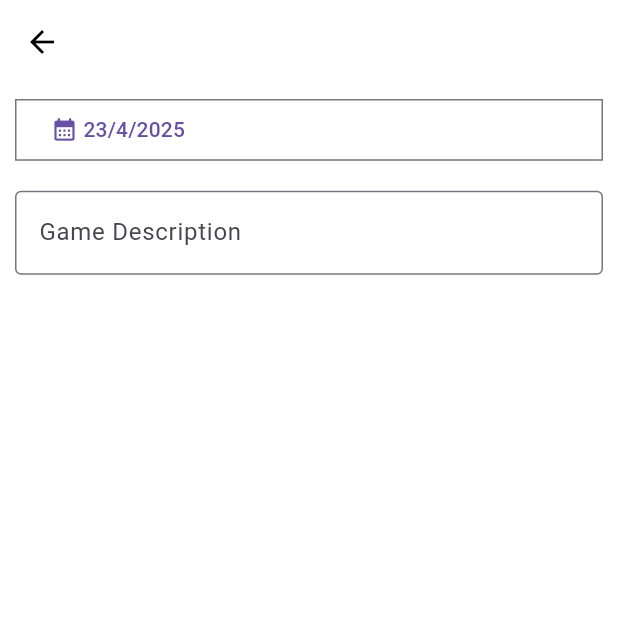
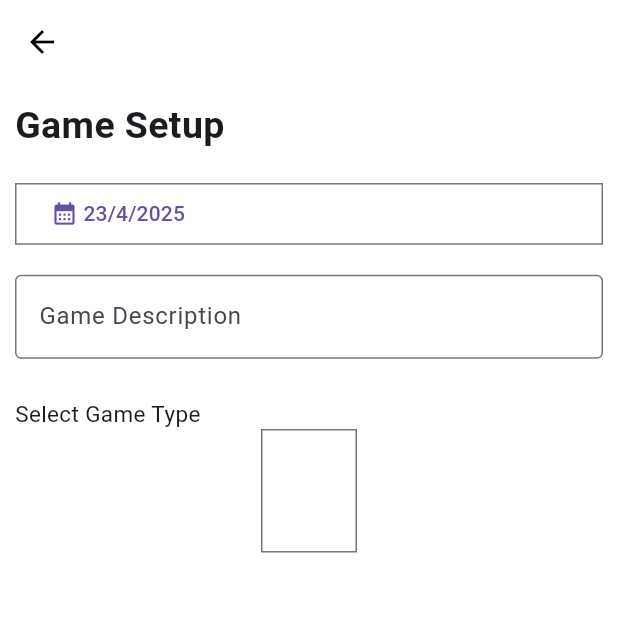
Before and after one commit to AdamBrown04/mad_assessment_baV2, a Flutter app: the Newgamescreen screen opened directly, on a phone screen of 412 x 824 dp, the top half of it. Run offline on Flutter 3.47's test engine with Material 3 defaults, Android fonts, the phone set to English and light mode, and no system bars; our stand-ins replace sqflite; accounts and stored records are empty.

Commit message:
continued work on new game screen

```diff
--- a/lib/widgets/newGameScreen.dart
+++ b/lib/widgets/newGameScreen.dart
@@ -10,6 +10,8 @@ class Newgamescreen extends StatefulWidget {
 class _NewgamescreenState extends State<Newgamescreen> {
   String playerName = "Player";
   String opponentName = "Opponent";
+  String gameDescription = "Game Description";
+  String gameMode = "Game Type";
   int playerPoints = 0;
   int opponentPoints = 0;
   DateTime playedDay = DateTime.now();
@@ -27,8 +29,14 @@ class _NewgamescreenState extends State<Newgamescreen> {
           children: [
             Padding(
                 padding: EdgeInsets.all(10),
+                child: Text(
+                  "Game Setup",
+                  style: TextStyle(fontSize: 25, fontWeight: FontWeight.bold),
+                )),
+            Padding(
+              padding: EdgeInsets.all(10),
               child: SizedBox(
-              height: MediaQuery.of(context).size.height * 0.05, // 80% of screen width
+                height: MediaQuery.of(context).size.height * 0.05,
                 child: OutlinedButton(
                   style: OutlinedButton.styleFrom(
                     shape: RoundedRectangleBorder(
@@ -39,7 +47,8 @@ class _NewgamescreenState extends State<Newgamescreen> {
                   child: Row(
                     children: [
                       Icon(Icons.calendar_month),
-                    Text(" ${playedDay.day}/${playedDay.month}/${playedDay.year}"),
+                      Text(
+                          " ${playedDay.day}/${playedDay.month}/${playedDay.year}"),
                     ],
                   ),
                 ),
@@ -48,7 +57,7 @@ class _NewgamescreenState extends State<Newgamescreen> {
             Padding(
               padding: EdgeInsets.all(10),
               child: SizedBox(
-              height: MediaQuery.of(context).size.height * 0.075, // 80% of screen width
+                height: MediaQuery.of(context).size.height * 0.075,
                 child: TextField(
                   decoration: InputDecoration(
                     border: OutlineInputBorder(),
@@ -57,8 +66,36 @@ class _NewgamescreenState extends State<Newgamescreen> {
                 ),
               ),
             ),
+            Padding(
+              padding: EdgeInsets.all(10),
+              child: Column(
+                children: [
+                  Align(
+                    alignment: Alignment.centerLeft,
+                    child: Text(
+                      "Select Game Type",
+                      style: TextStyle(fontSize: 15),
+                    ),
+                  ),
+                  SizedBox(
+                    height: MediaQuery.of(context).size.height * 0.1,
+                    child: OutlinedButton(
+                    style: OutlinedButton.styleFrom(
+                    shape: RoundedRectangleBorder(
+                      borderRadius: BorderRadius.zero,
+                    ),
+                    ),
+                    onPressed: (){},
+                    child: Column(
+
+                    )),
+                  )
                 ],
-      )),
+              ),
+            ),
+          ],
+        ),
+      ),
     );
   }
 }
```
Lines whose indentation alone changed are shown as unchanged.
